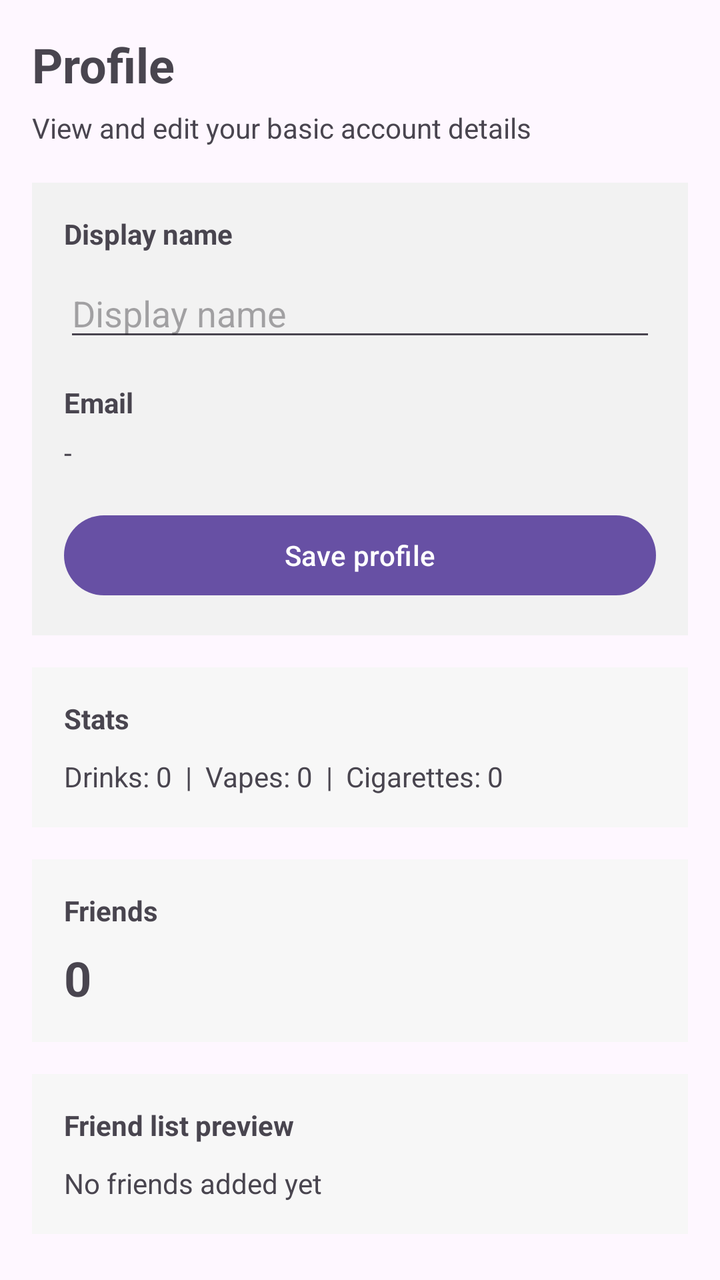
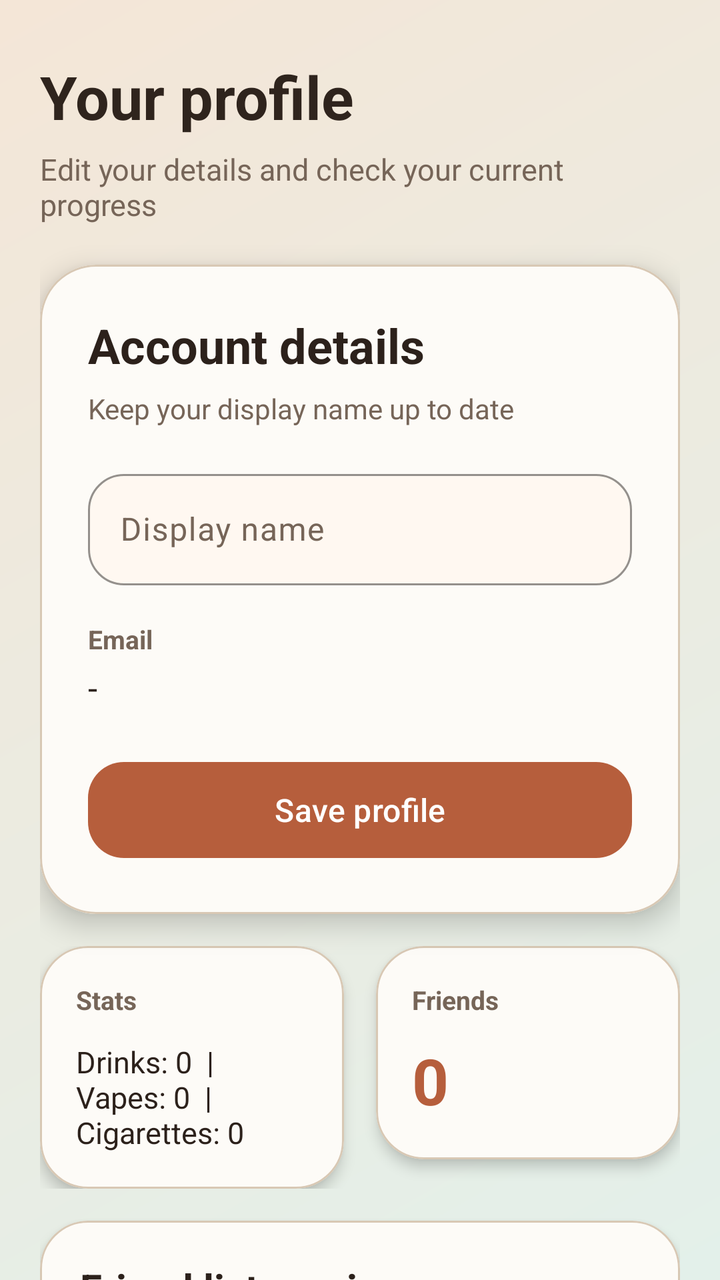

Before-and-after screenshots of an Android layout around one commit, followed by the original layout XML and the change that was made.
<!-- AndroidManifest.xml: application theme Theme.ZeroVelocity -->
<!-- res/layout/fragment_profile.xml -->
<?xml version="1.0" encoding="utf-8"?>
<ScrollView xmlns:android="http://schemas.android.com/apk/res/android"
    android:layout_width="match_parent"
    android:layout_height="match_parent"
    android:fillViewport="true">

    <LinearLayout
        android:layout_width="match_parent"
        android:layout_height="wrap_content"
        android:orientation="vertical"
        android:padding="16dp">

        
        <TextView
            android:layout_width="wrap_content"
            android:layout_height="wrap_content"
            android:text="Profile"
            android:textSize="24sp"
            android:textStyle="bold" />

        <TextView
            android:layout_width="wrap_content"
            android:layout_height="wrap_content"
            android:layout_marginTop="6dp"
            android:text="View and edit your basic account details"
            android:textSize="14sp" />

        <LinearLayout
            android:layout_width="match_parent"
            android:layout_height="wrap_content"
            android:layout_marginTop="18dp"
            android:background="#F2F2F2"
            android:orientation="vertical"
            android:padding="16dp">

            
            <TextView
                android:layout_width="wrap_content"
                android:layout_height="wrap_content"
                android:text="Display name"
                android:textStyle="bold" />

            <EditText
                android:id="@+id/et_profile_display_name"
                android:layout_width="match_parent"
                android:layout_height="wrap_content"
                android:layout_marginTop="8dp"
                android:hint="Display name"
                android:inputType="textPersonName" />

            <TextView
                android:layout_width="wrap_content"
                android:layout_height="wrap_content"
                android:layout_marginTop="16dp"
                android:text="Email"
                android:textStyle="bold" />

            <TextView
                android:id="@+id/tv_profile_email"
                android:layout_width="match_parent"
                android:layout_height="wrap_content"
                android:layout_marginTop="6dp"
                android:text="-" />

            <Button
                android:id="@+id/btn_save_profile"
                android:layout_width="match_parent"
                android:layout_height="wrap_content"
                android:layout_marginTop="18dp"
                android:text="Save profile" />
        </LinearLayout>

        <LinearLayout
            android:layout_width="match_parent"
            android:layout_height="wrap_content"
            android:layout_marginTop="16dp"
            android:background="#F7F7F7"
            android:orientation="vertical"
            android:padding="16dp">

            
            <TextView
                android:layout_width="wrap_content"
                android:layout_height="wrap_content"
                android:text="Stats"
                android:textStyle="bold" />

            <TextView
                android:id="@+id/tv_profile_totals"
                android:layout_width="match_parent"
                android:layout_height="wrap_content"
                android:layout_marginTop="10dp"
                android:text="Drinks: 0  |  Vapes: 0  |  Cigarettes: 0" />
        </LinearLayout>

        <LinearLayout
            android:layout_width="match_parent"
            android:layout_height="wrap_content"
            android:layout_marginTop="16dp"
            android:background="#F7F7F7"
            android:orientation="vertical"
            android:padding="16dp">

            
            <TextView
                android:layout_width="wrap_content"
                android:layout_height="wrap_content"
                android:text="Friends"
                android:textStyle="bold" />

            <TextView
                android:id="@+id/tv_profile_friends_count"
                android:layout_width="wrap_content"
                android:layout_height="wrap_content"
                android:layout_marginTop="8dp"
                android:text="0"
                android:textSize="24sp"
                android:textStyle="bold" />
        </LinearLayout>

        <LinearLayout
            android:layout_width="match_parent"
            android:layout_height="wrap_content"
            android:layout_marginTop="16dp"
            android:background="#F7F7F7"
            android:orientation="vertical"
            android:padding="16dp">

            
            <TextView
                android:layout_width="wrap_content"
                android:layout_height="wrap_content"
                android:text="Friend list preview"
                android:textStyle="bold" />

            <TextView
                android:id="@+id/tv_profile_friends_preview"
                android:layout_width="match_parent"
                android:layout_height="wrap_content"
                android:layout_marginTop="10dp"
                android:text="No friends added yet" />
        </LinearLayout>
    </LinearLayout>
</ScrollView>
<!-- resources referenced by this layout -->
<resources>
  <style name="Theme.ZeroVelocity" parent="Base.Theme.ZeroVelocity" />
  <style name="Base.Theme.ZeroVelocity" parent="Theme.Material3.DayNight.NoActionBar">
          
          
      </style>
</resources>

<!-- the commit's change to res/layout/fragment_profile.xml (unified diff, before → after) -->
@@ -1,144 +1,241 @@
 <?xml version="1.0" encoding="utf-8"?>
-<ScrollView xmlns:android="http://schemas.android.com/apk/res/android"
+<androidx.core.widget.NestedScrollView xmlns:android="http://schemas.android.com/apk/res/android"
+    xmlns:app="http://schemas.android.com/apk/res-auto"
     android:layout_width="match_parent"
     android:layout_height="match_parent"
+    android:background="@drawable/auth_screen_background"
     android:fillViewport="true">
 
     <LinearLayout
         android:layout_width="match_parent"
         android:layout_height="wrap_content"
         android:orientation="vertical"
-        android:padding="16dp">
+        android:padding="20dp">
 
         
         <TextView
             android:layout_width="wrap_content"
             android:layout_height="wrap_content"
-            android:text="Profile"
-            android:textSize="24sp"
+            android:layout_marginTop="8dp"
+            android:text="Your profile"
+            android:textColor="@color/auth_brand_ink"
+            android:textSize="30sp"
             android:textStyle="bold" />
 
         <TextView
             android:layout_width="wrap_content"
             android:layout_height="wrap_content"
             android:layout_marginTop="6dp"
-            android:text="View and edit your basic account details"
-            android:textSize="14sp" />
+            android:text="Edit your details and check your current progress"
+            android:textColor="@color/auth_text_secondary"
+            android:textSize="15sp" />
+
+        <com.google.android.material.card.MaterialCardView
+            android:layout_width="match_parent"
+            android:layout_height="wrap_content"
+            android:layout_marginTop="20dp"
+            app:cardBackgroundColor="@color/auth_surface"
+            app:cardCornerRadius="28dp"
+            app:cardElevation="8dp"
+            app:strokeColor="@color/auth_card_stroke"
+            app:strokeWidth="1dp">
+
+            <LinearLayout
+                android:layout_width="match_parent"
+                android:layout_height="wrap_content"
+                android:orientation="vertical"
+                android:padding="24dp">
+
+                
+                <TextView
+                    android:layout_width="wrap_content"
+                    android:layout_height="wrap_content"
+                    android:text="Account details"
+                    android:textColor="@color/auth_text_primary"
+                    android:textSize="24sp"
+                    android:textStyle="bold" />
+
+                <TextView
+                    android:layout_width="wrap_content"
+                    android:layout_height="wrap_content"
+                    android:layout_marginTop="6dp"
+                    android:layout_marginBottom="18dp"
+                    android:text="Keep your display name up to date"
+                    android:textColor="@color/auth_text_secondary"
+                    android:textSize="14sp" />
+
+                <com.google.android.material.textfield.TextInputLayout
+                    style="@style/Widget.ZeroVelocity.AuthInputLayout"
+                    android:layout_width="match_parent"
+                    android:layout_height="wrap_content"
+                    android:hint="Display name">
+
+                    <com.google.android.material.textfield.TextInputEditText
+                        android:id="@+id/et_profile_display_name"
+                        android:layout_width="match_parent"
+                        android:layout_height="wrap_content"
+                        android:inputType="textPersonName"
+                        android:textColor="@color/auth_text_primary"
+                        android:textColorHint="@color/auth_text_secondary" />
+                </com.google.android.material.textfield.TextInputLayout>
+
+                <TextView
+                    android:layout_width="wrap_content"
+                    android:layout_height="wrap_content"
+                    android:layout_marginTop="18dp"
+                    android:text="Email"
+                    android:textColor="@color/auth_text_secondary"
+                    android:textSize="13sp"
+                    android:textStyle="bold" />
+
+                <TextView
+                    android:id="@+id/tv_profile_email"
+                    android:layout_width="match_parent"
+                    android:layout_height="wrap_content"
+                    android:layout_marginTop="4dp"
+                    android:text="-"
+                    android:textColor="@color/auth_text_primary"
+                    android:textSize="17sp" />
+
+                <com.google.android.material.button.MaterialButton
+                    android:id="@+id/btn_save_profile"
+                    android:layout_width="match_parent"
+                    android:layout_height="wrap_content"
+                    android:layout_marginTop="22dp"
+                    android:minHeight="56dp"
+                    android:text="Save profile"
+                    android:textAllCaps="false"
+                    android:textSize="16sp"
+                    app:backgroundTint="@color/auth_button"
+                    app:cornerRadius="18dp" />
+            </LinearLayout>
+        </com.google.android.material.card.MaterialCardView>
 
         <LinearLayout
             android:layout_width="match_parent"
             android:layout_height="wrap_content"
-            android:layout_marginTop="18dp"
-            android:background="#F2F2F2"
-            android:orientation="vertical"
-            android:padding="16dp">
-
-            
-            <TextView
-                android:layout_width="wrap_content"
-                android:layout_height="wrap_content"
-                android:text="Display name"
-                android:textStyle="bold" />
-
-            <EditText
-                android:id="@+id/et_profile_display_name"
+            android:layout_marginTop="16dp"
+            android:orientation="horizontal">
+
+            <com.google.android.material.card.MaterialCardView
+                android:layout_width="0dp"
+                android:layout_height="wrap_content"
+                android:layout_marginEnd="8dp"
+                android:layout_weight="1"
+                app:cardBackgroundColor="@color/auth_surface"
+                app:cardCornerRadius="24dp"
+                app:cardElevation="4dp"
+                app:strokeColor="@color/auth_card_stroke"
+                app:strokeWidth="1dp">
+
+                <LinearLayout
+                    android:layout_width="match_parent"
+                    android:layout_height="wrap_content"
+                    android:orientation="vertical"
+                    android:padding="18dp">
+
+                    
+                    <TextView
+                        android:layout_width="wrap_content"
+                        android:layout_height="wrap_content"
+                        android:text="Stats"
+                        android:textColor="@color/auth_text_secondary"
+                        android:textSize="13sp"
+                        android:textStyle="bold" />
+
+                    <TextView
+                        android:id="@+id/tv_profile_totals"
+                        android:layout_width="match_parent"
+                        android:layout_height="wrap_content"
+                        android:layout_marginTop="12dp"
+                        android:text="Drinks: 0  |  Vapes: 0  |  Cigarettes: 0"
+                        android:textColor="@color/auth_text_primary"
+                        android:textSize="15sp" />
+                </LinearLayout>
+            </com.google.android.material.card.MaterialCardView>
+
+            <com.google.android.material.card.MaterialCardView
+                android:layout_width="0dp"
+                android:layout_height="wrap_content"
+                android:layout_marginStart="8dp"
+                android:layout_weight="1"
+                app:cardBackgroundColor="@color/auth_surface"
+                app:cardCornerRadius="24dp"
+                app:cardElevation="4dp"
+                app:strokeColor="@color/auth_card_stroke"
+                app:strokeWidth="1dp">
+
+                <LinearLayout
+                    android:layout_width="match_parent"
+                    android:layout_height="wrap_content"
+                    android:orientation="vertical"
+                    android:padding="18dp">
+
+                    
+                    <TextView
+                        android:layout_width="wrap_content"
+                        android:layout_height="wrap_content"
+                        android:text="Friends"
+                        android:textColor="@color/auth_text_secondary"
+                        android:textSize="13sp"
+                        android:textStyle="bold" />
+
+                    <TextView
+                        android:id="@+id/tv_profile_friends_count"
+                        android:layout_width="wrap_content"
+                        android:layout_height="wrap_content"
+                        android:layout_marginTop="10dp"
+                        android:text="0"
+                        android:textColor="@color/auth_button"
+                        android:textSize="32sp"
+                        android:textStyle="bold" />
+                </LinearLayout>
+            </com.google.android.material.card.MaterialCardView>
+        </LinearLayout>
+
+        <com.google.android.material.card.MaterialCardView
+            android:layout_width="match_parent"
+            android:layout_height="wrap_content"
+            android:layout_marginTop="16dp"
+            android:layout_marginBottom="24dp"
+            app:cardBackgroundColor="@color/auth_surface"
+            app:cardCornerRadius="24dp"
+            app:cardElevation="4dp"
+            app:strokeColor="@color/auth_card_stroke"
+            app:strokeWidth="1dp">
+
+            <LinearLayout
                 android:layout_width="match_parent"
                 android:layout_height="wrap_content"
-                android:layout_marginTop="8dp"
-                android:hint="Display name"
-                android:inputType="textPersonName" />
-
-            <TextView
-                android:layout_width="wrap_content"
-                android:layout_height="wrap_content"
-                android:layout_marginTop="16dp"
-                android:text="Email"
-                android:textStyle="bold" />
-
-            <TextView
-                android:id="@+id/tv_profile_email"
-                android:layout_width="match_parent"
-                android:layout_height="wrap_content"
-                android:layout_marginTop="6dp"
-                android:text="-" />
-
-            <Button
-                android:id="@+id/btn_save_profile"
-                android:layout_width="match_parent"
-                android:layout_height="wrap_content"
-                android:layout_marginTop="18dp"
-                android:text="Save profile" />
-        </LinearLayout>
-
-        <LinearLayout
-            android:layout_width="match_parent"
-            android:layout_height="wrap_content"
-            android:layout_marginTop="16dp"
-            android:background="#F7F7F7"
-            android:orientation="vertical"
-            android:padding="16dp">
-
-            
-            <TextView
-                android:layout_width="wrap_content"
-                android:layout_height="wrap_content"
-                android:text="Stats"
-                android:textStyle="bold" />
-
-            <TextView
-                android:id="@+id/tv_profile_totals"
-                android:layout_width="match_parent"
-                android:layout_height="wrap_content"
-                android:layout_marginTop="10dp"
-                android:text="Drinks: 0  |  Vapes: 0  |  Cigarettes: 0" />
-        </LinearLayout>
-
-        <LinearLayout
-            android:layout_width="match_parent"
-            android:layout_height="wrap_content"
-            android:layout_marginTop="16dp"
-            android:background="#F7F7F7"
-            android:orientation="vertical"
-            android:padding="16dp">
-
-            
-            <TextView
-                android:layout_width="wrap_content"
-                android:layout_height="wrap_content"
-                android:text="Friends"
-                android:textStyle="bold" />
-
-            <TextView
-                android:id="@+id/tv_profile_friends_count"
-                android:layout_width="wrap_content"
-                android:layout_height="wrap_content"
-                android:layout_marginTop="8dp"
-                android:text="0"
-                android:textSize="24sp"
-                android:textStyle="bold" />
-        </LinearLayout>
-
-        <LinearLayout
-            android:layout_width="match_parent"
-            android:layout_height="wrap_content"
-            android:layout_marginTop="16dp"
-            android:background="#F7F7F7"
-            android:orientation="vertical"
-            android:padding="16dp">
-
-            
-            <TextView
-                android:layout_width="wrap_content"
-                android:layout_height="wrap_content"
-                android:text="Friend list preview"
-                android:textStyle="bold" />
-
-            <TextView
-                android:id="@+id/tv_profile_friends_preview"
-                android:layout_width="match_parent"
-                android:layout_height="wrap_content"
-                android:layout_marginTop="10dp"
-                android:text="No friends added yet" />
-        </LinearLayout>
+                android:orientation="vertical"
+                android:padding="20dp">
+
+                
+                <TextView
+                    android:layout_width="wrap_content"
+                    android:layout_height="wrap_content"
+                    android:text="Friend list preview"
+                    android:textColor="@color/auth_text_primary"
+                    android:textSize="20sp"
+                    android:textStyle="bold" />
+
+                <TextView
+                    android:layout_width="wrap_content"
+                    android:layout_height="wrap_content"
+                    android:layout_marginTop="6dp"
+                    android:text="A quick look at who is already connected"
+                    android:textColor="@color/auth_text_secondary"
+                    android:textSize="14sp" />
+
+                <TextView
+                    android:id="@+id/tv_profile_friends_preview"
+                    android:layout_width="match_parent"
+                    android:layout_height="wrap_content"
+                    android:layout_marginTop="14dp"
+                    android:text="No friends added yet"
+                    android:textColor="@color/auth_text_primary"
+                    android:textSize="16sp" />
+            </LinearLayout>
+        </com.google.android.material.card.MaterialCardView>
     </LinearLayout>
-</ScrollView>
+</androidx.core.widget.NestedScrollView>
<!-- resource entries referenced after the edit -->
@@ -1,6 +1,36 @@
 <!-- resources referenced by this layout -->
 <resources>
+  <color name="auth_brand_ink">#2F241D</color>
+  <color name="auth_button">#B65E3C</color>
+  <color name="auth_card_stroke">#D8C8B4</color>
+  <color name="auth_surface">#FDFBF7</color>
+  <color name="auth_text_primary">#2C211B</color>
+  <color name="auth_text_secondary">#766558</color>
+  <!-- drawable auth_screen_background (drawable) -->
+  <?xml version="1.0" encoding="utf-8"?>
+  <shape xmlns:android="http://schemas.android.com/apk/res/android">
+      
+      <gradient
+          android:angle="315"
+          android:endColor="@color/auth_background_end"
+          android:startColor="@color/auth_background_start" />
+  </shape>
+  <style name="Widget.ZeroVelocity.AuthInputLayout" parent="Widget.Material3.TextInputLayout.OutlinedBox">
+          <item name="boxBackgroundColor">@color/auth_input_fill</item>
+          <item name="boxCornerRadiusTopStart">18dp</item>
+          <item name="boxCornerRadiusTopEnd">18dp</item>
+          <item name="boxCornerRadiusBottomStart">18dp</item>
+          <item name="boxCornerRadiusBottomEnd">18dp</item>
+          <item name="boxStrokeColor">@color/auth_input_stroke</item>
+          <item name="hintTextColor">@color/auth_text_secondary</item>
+          <item name="android:textColorHint">@color/auth_text_secondary</item>
+          <item name="endIconTint">@color/auth_text_secondary</item>
+      </style>
   <style name="Theme.ZeroVelocity" parent="Base.Theme.ZeroVelocity" />
+  <color name="auth_background_end">#E3F0EA</color>
+  <color name="auth_background_start">#F4E6D7</color>
+  <color name="auth_input_fill">#FFF8F1</color>
+  <color name="auth_input_stroke">#C9B49C</color>
   <style name="Base.Theme.ZeroVelocity" parent="Theme.Material3.DayNight.NoActionBar">
           
           
